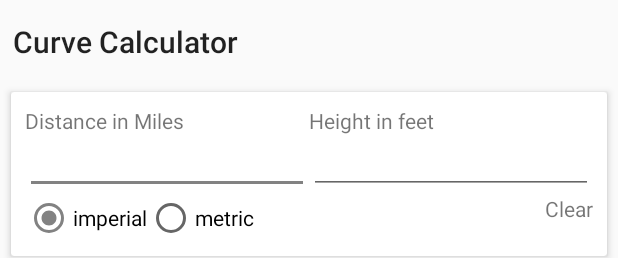
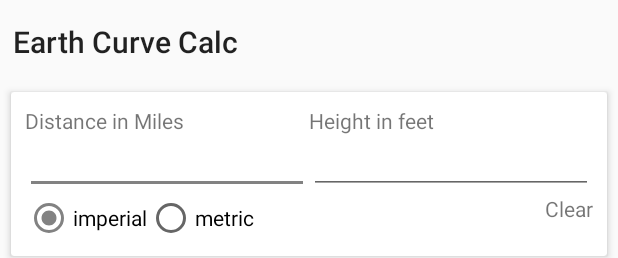
Before and after one commit to kaodygh/EarthCurveCalculatorAndroid, an Android app: the layout curve_activity.xml on its own in the app's theme, with its tools: preview values and no code run, on a phone screen of 412 x 824 dp. Shown: the top 258 px of the screen. Run offline under Robolectric (Android 15) with nearby library versions, the phone set to English and light mode, and no system bars.

Commit message:
updated shizzles

```diff
--- a/app/src/main/res/layout/curve_activity.xml
+++ b/app/src/main/res/layout/curve_activity.xml
@@ -22,7 +22,7 @@
 			android:layout_height="?attr/actionBarSize"
 			bind:contentInsetLeft="@dimen/padding_small"
 			bind:contentInsetStart="@dimen/padding_small"
-			bind:title="Curve Calculator"
+			bind:title="Earth Curve Calc"
 			/>
 		<android.support.v7.widget.CardView
 			android:layout_width="match_parent"
--- a/app/src/main/res/values/strings.xml
+++ b/app/src/main/res/values/strings.xml
@@ -1,3 +1,3 @@
 <resources>
-	<string name="app_name">test</string>
+	<string name="app_name">Earth Curve Calculator</string>
 </resources>
```
